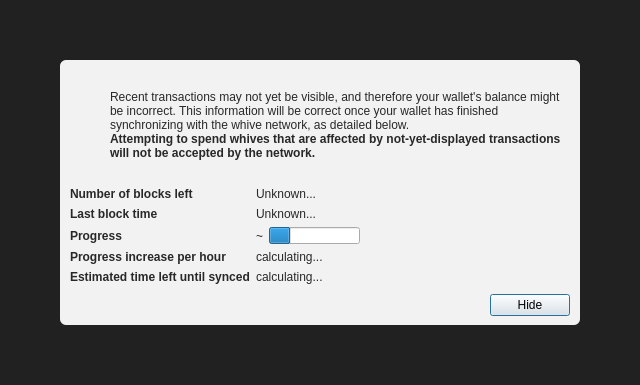
Old version of the form src/qt/forms/modaloverlay.ui in the repository xyephy/whive.
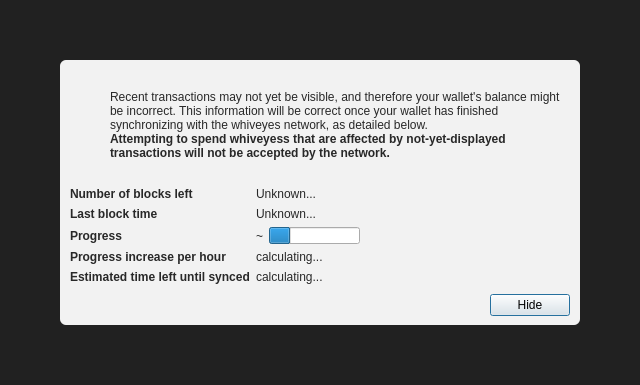
New version of the form. Icons and pictures are not drawn. Custom widgets are drawn as their Qt base class.

Commit message: Whiveyes radi update

The edit to the form file:
```diff
--- a/src/qt/forms/modaloverlay.ui
+++ b/src/qt/forms/modaloverlay.ui
@@ -130,7 +130,7 @@
              <item>
               <widget class="QLabel" name="infoText">
                <property name="text">
-                <string>Recent transactions may not yet be visible, and therefore your wallet's balance might be incorrect. This information will be correct once your wallet has finished synchronizing with the whive network, as detailed below.</string>
+                <string>Recent transactions may not yet be visible, and therefore your wallet's balance might be incorrect. This information will be correct once your wallet has finished synchronizing with the whiveyes network, as detailed below.</string>
                </property>
                <property name="textFormat">
                 <enum>Qt::RichText</enum>
@@ -149,7 +149,7 @@
                 </font>
                </property>
                <property name="text">
-                <string>Attempting to spend whives that are affected by not-yet-displayed transactions will not be accepted by the network.</string>
+                <string>Attempting to spend whiveyess that are affected by not-yet-displayed transactions will not be accepted by the network.</string>
                </property>
                <property name="textFormat">
                 <enum>Qt::RichText</enum>
```
The commit also changes 1536 other files.
